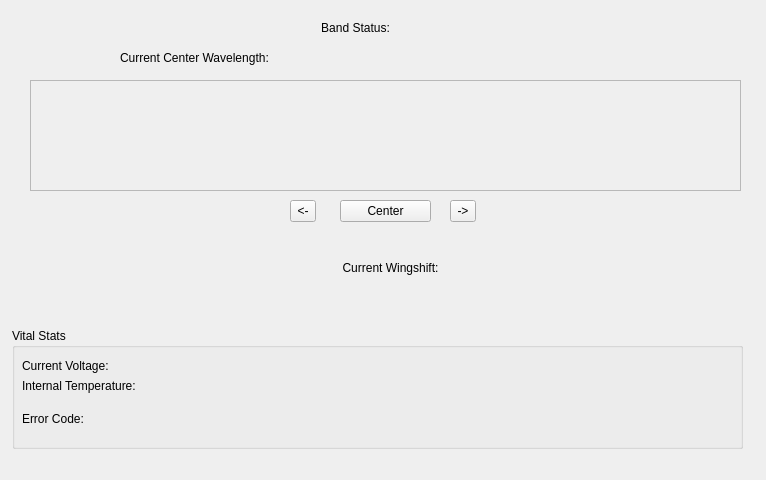
This is quantumgui.ui in StarstoneSoftware/QuantumSF as Qt 5 draws it before an edit. The edited form follows.
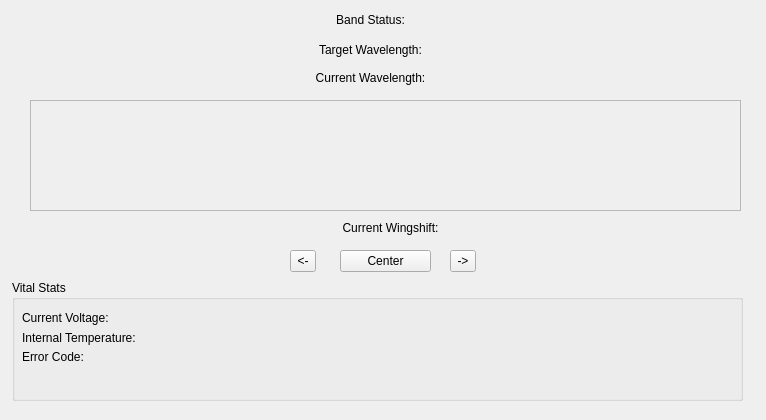
This is the edited form.

```diff
--- a/quantumgui.ui
+++ b/quantumgui.ui
@@ -7,13 +7,13 @@
     <x>0</x>
     <y>0</y>
     <width>766</width>
-    <height>480</height>
+    <height>420</height>
    </rect>
   </property>
   <property name="minimumSize">
    <size>
     <width>620</width>
-    <height>480</height>
+    <height>420</height>
    </size>
   </property>
   <property name="maximumSize">
@@ -29,7 +29,7 @@
    <property name="geometry">
     <rect>
      <x>12</x>
-     <y>328</y>
+     <y>280</y>
      <width>731</width>
      <height>121</height>
     </rect>
@@ -49,6 +49,9 @@
     <property name="text">
      <string>Error Code:</string>
     </property>
+    <property name="alignment">
+     <set>Qt::AlignLeading|Qt::AlignLeft|Qt::AlignTop</set>
+    </property>
     <property name="wordWrap">
      <bool>true</bool>
     </property>
@@ -84,7 +87,7 @@
    <property name="geometry">
     <rect>
      <x>260</x>
-     <y>260</y>
+     <y>220</y>
      <width>261</width>
      <height>16</height>
     </rect>
@@ -100,7 +103,7 @@
    <property name="geometry">
     <rect>
      <x>290</x>
-     <y>200</y>
+     <y>250</y>
      <width>26</width>
      <height>22</height>
     </rect>
@@ -113,7 +116,7 @@
    <property name="geometry">
     <rect>
      <x>340</x>
-     <y>200</y>
+     <y>250</y>
      <width>91</width>
      <height>22</height>
     </rect>
@@ -126,7 +129,7 @@
    <property name="geometry">
     <rect>
      <x>450</x>
-     <y>200</y>
+     <y>250</y>
      <width>26</width>
      <height>22</height>
     </rect>
@@ -138,10 +141,10 @@
   <widget class="QLabel" name="labelBandStatus">
    <property name="geometry">
     <rect>
-     <x>270</x>
-     <y>20</y>
-     <width>171</width>
-     <height>16</height>
+     <x>210</x>
+     <y>10</y>
+     <width>321</width>
+     <height>20</height>
     </rect>
    </property>
    <property name="text">
@@ -154,21 +157,24 @@
   <widget class="QLabel" name="labelWavelength">
    <property name="geometry">
     <rect>
-     <x>120</x>
-     <y>50</y>
+     <x>210</x>
+     <y>70</y>
      <width>321</width>
      <height>16</height>
     </rect>
    </property>
    <property name="text">
-    <string>Current Center Wavelength:</string>
+    <string>Current Wavelength:</string>
+   </property>
+   <property name="alignment">
+    <set>Qt::AlignCenter</set>
    </property>
   </widget>
   <widget class="QFrame" name="graphFrame">
    <property name="geometry">
     <rect>
      <x>30</x>
-     <y>80</y>
+     <y>100</y>
      <width>711</width>
      <height>111</height>
     </rect>
@@ -180,6 +186,22 @@
     <enum>QFrame::Sunken</enum>
    </property>
   </widget>
+  <widget class="QLabel" name="labelTarget">
+   <property name="geometry">
+    <rect>
+     <x>210</x>
+     <y>40</y>
+     <width>321</width>
+     <height>20</height>
+    </rect>
+   </property>
+   <property name="text">
+    <string>Target Wavelength:</string>
+   </property>
+   <property name="alignment">
+    <set>Qt::AlignCenter</set>
+   </property>
+  </widget>
  </widget>
  <resources/>
  <connections/>
```
Left out of the diff: 9 changed lines with no effect on the pictures.
